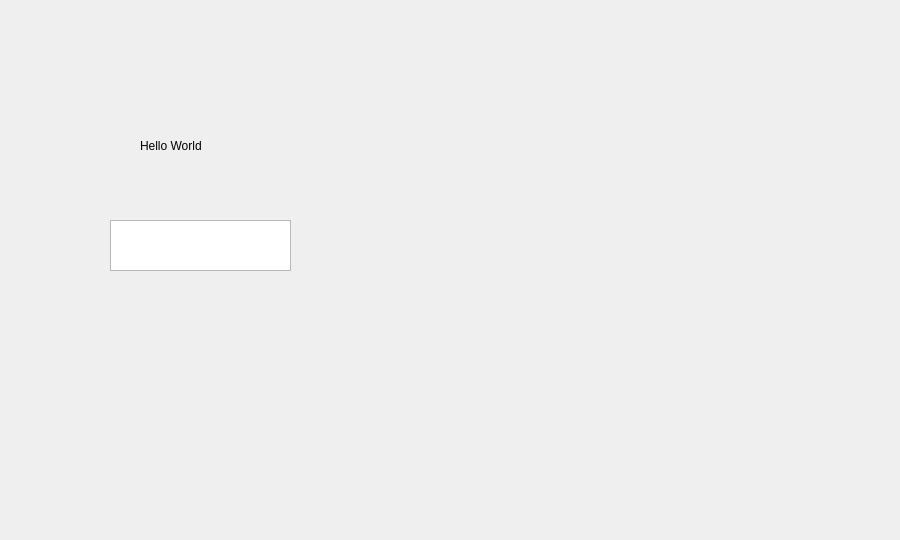
QUAFFquaff/stock, file tab/form11.ui: the form before one commit.
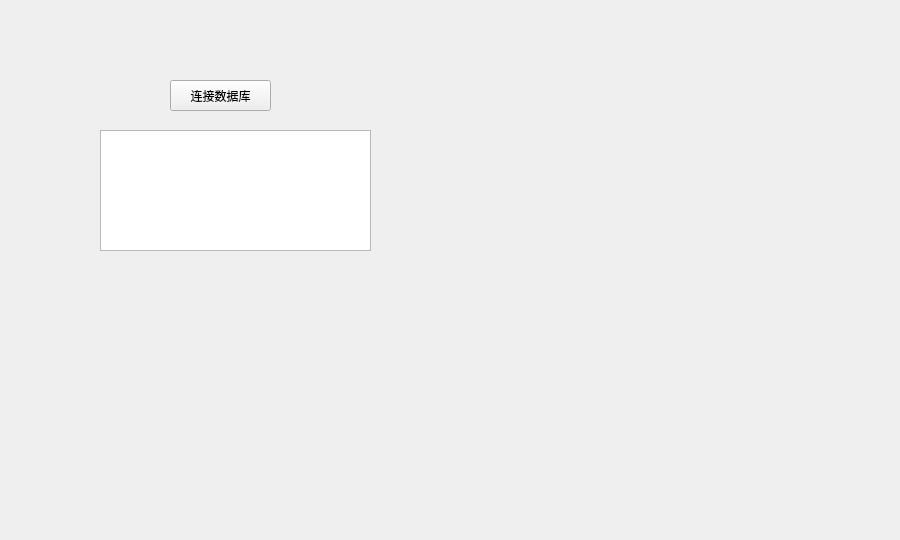
The form after the commit.

```diff
--- a/tab/form11.ui
+++ b/tab/form11.ui
@@ -13,26 +13,26 @@
   <property name="windowTitle">
    <string>Form</string>
   </property>
-  <widget class="QLabel" name="label">
+  <widget class="QPushButton" name="pushButton">
    <property name="geometry">
     <rect>
-     <x>140</x>
+     <x>170</x>
      <y>80</y>
-     <width>271</width>
-     <height>131</height>
+     <width>101</width>
+     <height>31</height>
     </rect>
    </property>
    <property name="text">
-    <string>Hello World</string>
+    <string>连接数据库</string>
    </property>
   </widget>
   <widget class="QTextEdit" name="textEdit">
    <property name="geometry">
     <rect>
-     <x>110</x>
-     <y>220</y>
-     <width>181</width>
-     <height>51</height>
+     <x>100</x>
+     <y>130</y>
+     <width>271</width>
+     <height>121</height>
     </rect>
    </property>
   </widget>
```
